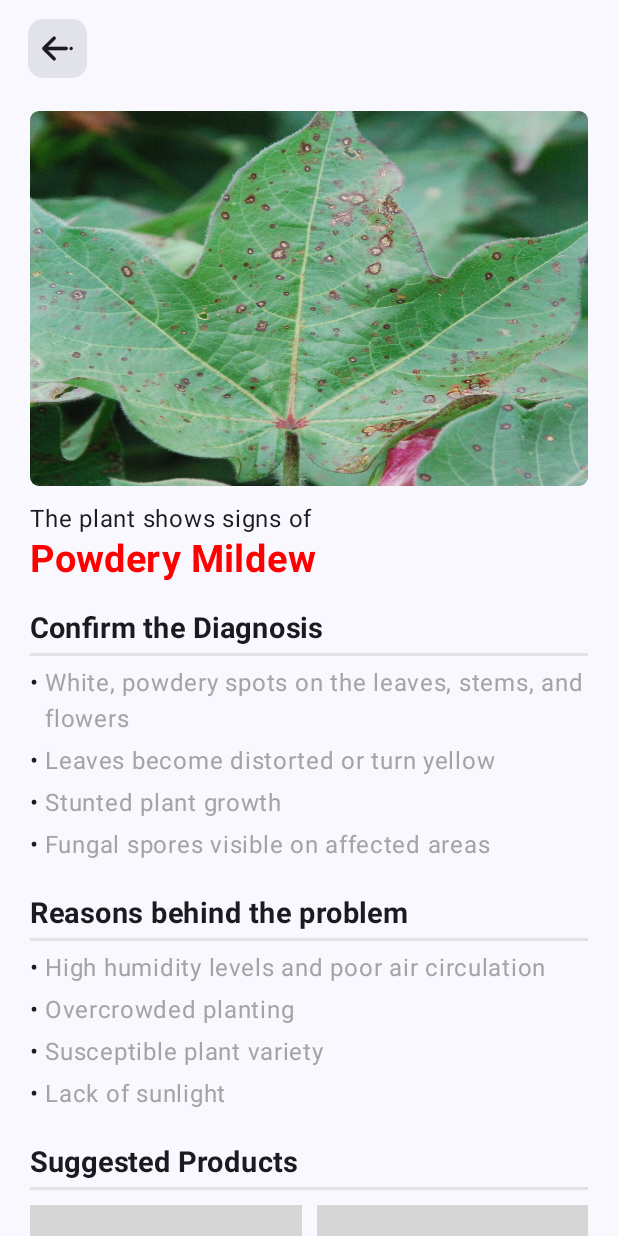
After one commit to Ismail-AD/SmartKisan, an Android app built with Jetpack Compose: the composable DiagnosisResult shown on its own in the app's theme, on a phone screen of 412 x 824 dp. The commit adds this screen. Run offline under Robolectric (Android 15) with nearby library versions, the phone set to English and light mode, and no system bars; 6 statements that could not run were skipped; grey boxes are pictures that could not be loaded.

Commit message:
Initial Commit

```diff
--- /dev/null
+++ b/app/src/main/java/com/appdev/smartkisan/data/DiseaseResult.kt
@@ -0,0 +1,8 @@
+package com.appdev.smartkisan.data
+
+data class DiseaseResult(
+    val diseaseName: String,
+    val diseaseImage: String? = "",
+    val reasons: List<String>,
+    val confirmation: List<String>
+)
--- a/app/src/main/java/com/appdev/smartkisan/ui/MainAppScreens/BaseScreen.kt
+++ b/app/src/main/java/com/appdev/smartkisan/ui/MainAppScreens/BaseScreen.kt
@@ -75,7 +75,7 @@ fun BaseScreen() {
     val hazeState = remember { HazeState() }
 
     val currentRoute = controller.currentBackStackEntryAsState().value?.destination?.route
-    val hideBottomBarRoutes = listOf(Routes.ProductDetailScreen.route)
+    val hideBottomBarRoutes = listOf(Routes.ProductDetailScreen.route, Routes.DiagnosisResult.route)
 
     Scaffold(bottomBar = {
         if (currentRoute !in hideBottomBarRoutes) {
@@ -89,7 +89,8 @@ fun BaseScreen() {
             composable(Routes.HomeScreen.route) { Home() }
             composable(Routes.AccountScreen.route) { Account() }
             composable(Routes.MarketPlace.route) { MarketPlace(controller) }
-            composable(Routes.PlantDisease.route) { PlantDisease() }
+            composable(Routes.PlantDisease.route) { PlantDisease(controller) }
+            composable(Routes.DiagnosisResult.route) { DiagnosisResult(controller) }
             composable(route = Routes.ProductDetailScreen.route) {
                 ProductDetails(controller)
             }
@@ -99,7 +100,7 @@ fun BaseScreen() {
 
 @Composable
 fun GlassmorphicBottomNavigation(hazeState: HazeState, navController: NavHostController) {
-var selectedTabIndex by rememberSaveable { mutableIntStateOf(0) }
+    var selectedTabIndex by rememberSaveable { mutableIntStateOf(0) }
     val isDarkTheme = isSystemInDarkTheme()
     val dayColors = if (isDarkTheme)
         listOf(
--- /dev/null
+++ b/app/src/main/java/com/appdev/smartkisan/ui/MainAppScreens/DiagnosisResult.kt
@@ -0,0 +1,290 @@
+package com.appdev.smartkisan.ui.MainAppScreens
+
+import androidx.compose.foundation.Image
+import androidx.compose.foundation.background
+import androidx.compose.foundation.layout.Arrangement
+import androidx.compose.foundation.layout.Box
+import androidx.compose.foundation.layout.Column
+import androidx.compose.foundation.layout.Row
+import androidx.compose.foundation.layout.fillMaxSize
+import androidx.compose.foundation.layout.fillMaxWidth
+import androidx.compose.foundation.layout.height
+import androidx.compose.foundation.layout.padding
+import androidx.compose.foundation.layout.size
+import androidx.compose.foundation.lazy.LazyColumn
+import androidx.compose.foundation.lazy.grid.GridCells
+import androidx.compose.foundation.lazy.grid.LazyVerticalGrid
+import androidx.compose.foundation.lazy.grid.items
+import androidx.compose.foundation.rememberScrollState
+import androidx.compose.foundation.shape.RoundedCornerShape
+import androidx.compose.foundation.verticalScroll
+import androidx.compose.material3.Card
+import androidx.compose.material3.Divider
+import androidx.compose.material3.ExperimentalMaterial3Api
+import androidx.compose.material3.HorizontalDivider
+import androidx.compose.material3.Icon
+import androidx.compose.material3.MaterialTheme
+import androidx.compose.material3.Scaffold
+import androidx.compose.material3.Text
+import androidx.compose.material3.TopAppBar
+import androidx.compose.runtime.Composable
+import androidx.compose.runtime.getValue
+import androidx.compose.runtime.mutableIntStateOf
+import androidx.compose.runtime.mutableStateOf
+import androidx.compose.runtime.remember
+import androidx.compose.ui.Alignment
+import androidx.compose.ui.Modifier
+import androidx.compose.ui.draw.clip
+import androidx.compose.ui.graphics.Color
+import androidx.compose.ui.layout.ContentScale
+import androidx.compose.ui.res.painterResource
+import androidx.compose.ui.text.font.FontWeight
+import androidx.compose.ui.text.style.TextOverflow
+import androidx.compose.ui.unit.dp
+import androidx.compose.ui.unit.sp
+import androidx.navigation.NavHostController
+import com.appdev.smartkisan.R
+import com.appdev.smartkisan.data.DiseaseResult
+import com.appdev.smartkisan.data.Product
+import com.appdev.smartkisan.ui.OtherComponents.SingleCrop
+import com.appdev.smartkisan.ui.navigation.Routes
+
+@OptIn(ExperimentalMaterial3Api::class)
+@Composable
+fun DiagnosisResult(
+    controller: NavHostController, diseaseResult: DiseaseResult = DiseaseResult(
+        diseaseName = "Powdery Mildew",
+        reasons = listOf(
+            "High humidity levels and poor air circulation",
+            "Overcrowded planting",
+            "Susceptible plant variety",
+            "Lack of sunlight"
+        ), confirmation = listOf(
+            "White, powdery spots on the leaves, stems, and flowers",
+            "Leaves become distorted or turn yellow",
+            "Stunted plant growth",
+            "Fungal spores visible on affected areas"
+        )
+    )
+) {
+    val productList = listOf(
+        Product(
+            5,
+            "Herbal Medicine for Plants",
+            400,
+            350,
+            R.drawable.seeds,
+            4.7f,
+            85,
+            description = "This herbal plant medicine is specially formulated to enhance growth and protect your plants from common diseases. Made from natural ingredients, it boosts plant immunity and encourages healthy development without harsh chemicals. Ideal for organic farming and safe for all types of crops and garden plants.",
+            10.0f, "g"
+        ), Product(
+            5,
+            "Herbal Medicine for Plants",
+            400,
+            350,
+            R.drawable.seeds,
+            4.7f,
+            85,
+            description = "This herbal plant medicine is specially formulated to enhance growth and protect your plants from common diseases. Made from natural ingredients, it boosts plant immunity and encourages healthy development without harsh chemicals. Ideal for organic farming and safe for all types of crops and garden plants.",
+            10.0f, "g"
+        ), Product(
+            5,
+            "Herbal Medicine for Plants",
+            400,
+            350,
+            R.drawable.seeds,
+            4.7f,
+            85,
+            description = "This herbal plant medicine is specially formulated to enhance growth and protect your plants from common diseases. Made from natural ingredients, it boosts plant immunity and encourages healthy development without harsh chemicals. Ideal for organic farming and safe for all types of crops and garden plants.",
+            10.0f, "g"
+        )
+    )
+    val itemsRows by remember {
+        mutableIntStateOf((productList.size + 2 - 1) / 2)
+    }
+    val heightToSet by remember {
+        mutableIntStateOf(itemsRows * 250)
+    }
+
+    Scaffold(topBar = {
+        TopAppBar(title = {}, navigationIcon = {
+            Card(onClick = {
+                controller.navigateUp()
+            }, shape = RoundedCornerShape(10.dp), modifier = Modifier.padding(start = 10.dp)) {
+                Box(modifier = Modifier.padding(8.dp)) {
+                    Icon(
+                        painter = painterResource(id = R.drawable.arrow),
+                        contentDescription = "",
+                        tint = MaterialTheme.colorScheme.onBackground,
+                        modifier = Modifier.size(23.dp)
+                    )
+                }
+            }
+        })
+    }) { paddings ->
+
+        LazyColumn(
+            modifier = Modifier
+                .fillMaxSize()
+                .background(MaterialTheme.colorScheme.background)
+                .padding(paddings)
+        ) {
+            item {
+                // Disease Image
+                Box(
+                    Modifier
+                        .fillMaxWidth()
+                        .padding(horizontal = 20.dp, vertical = 10.dp)
+                        .clip(RoundedCornerShape(6.dp))
+                ) {
+                    Image(
+                        painter = painterResource(id = R.drawable.placeholderdisease),
+                        contentDescription = "Disease Image",
+                        modifier = Modifier
+                            .fillMaxWidth()
+                            .height(250.dp),
+                        contentScale = ContentScale.FillBounds
+                    )
+                }
+            }
+
+            item {
+                // Disease Information
+                Column(
+                    modifier = Modifier
+                        .fillMaxWidth()
+                        .padding(horizontal = 20.dp)
+                ) {
+                    Text(
+                        text = "The plant shows signs of",
+                        fontSize = 16.sp,
+                        color = MaterialTheme.colorScheme.onBackground
+                    )
+                    Text(
+                        text = diseaseResult.diseaseName,
+                        fontSize = 25.sp,
+                        fontWeight = FontWeight.Bold,
+                        color = Color.Red,
+                        maxLines = 1,
+                        overflow = TextOverflow.Ellipsis
+                    )
+                }
+            }
+
+            item {
+                // Confirmation Section
+                Column(
+                    modifier = Modifier
+                        .fillMaxWidth()
+                        .padding(horizontal = 20.dp, vertical = 10.dp)
+                ) {
+                    Text(
+                        text = "Confirm the Diagnosis",
+                        fontSize = 19.sp,
+                        fontWeight = FontWeight.Bold,
+                        color = MaterialTheme.colorScheme.onBackground,
+                        modifier = Modifier.padding(top = 10.dp)
+                    )
+                    HorizontalDivider(
+                        modifier = Modifier.padding(vertical = 4.dp),
+                        thickness = 2.dp,
+                        color = Color.Gray.copy(alpha = 0.2f)
+                    )
+                    diseaseResult.confirmation.forEach { item ->
+                        Row(modifier = Modifier.padding(vertical = 2.dp)) {
+                            Text(
+                                text = "•",
+                                fontSize = 16.sp,
+                                color = MaterialTheme.colorScheme.onBackground
+                            )
+                            Text(
+                                text = item,
+                                fontSize = 16.sp,
+                                color = Color(0xffA4A4A4),
+                                modifier = Modifier.padding(start = 4.dp)
+                            )
+                        }
+                    }
+                }
+            }
+
+            item {
+                // Reasons Section
+                Column(
+                    modifier = Modifier
+                        .fillMaxWidth()
+                        .padding(horizontal = 20.dp)
+                ) {
+                    Text(
+                        text = "Reasons behind the problem",
+                        fontSize = 19.sp,
+                        fontWeight = FontWeight.Bold,
+                        color = MaterialTheme.colorScheme.onBackground,
+                        modifier = Modifier.padding(top = 10.dp)
+                    )
+                    Divider(
+                        color = Color.Gray.copy(alpha = 0.2f),
+                        thickness = 2.dp,
+                        modifier = Modifier.padding(vertical = 4.dp)
+                    )
+                    diseaseResult.reasons.forEach { item ->
+                        Row(modifier = Modifier.padding(vertical = 2.dp)) {
+                            Text(
+                                text = "•",
+                                fontSize = 16.sp,
+                                color = MaterialTheme.colorScheme.onBackground
+                            )
+                            Text(
+                                text = item,
+                                fontSize = 16.sp,
+                                color = Color(0xffA4A4A4),
+                                modifier = Modifier.padding(start = 4.dp)
+                            )
+                        }
+                    }
+                }
+            }
+
+            item {
+                // Products Section Header
+                Column(
+                    modifier = Modifier
+                        .fillMaxWidth()
+                        .padding(horizontal = 20.dp)
+                ) {
+                    Text(
+                        text = "Suggested Products",
+                        fontSize = 19.sp,
+                        fontWeight = FontWeight.Bold,
+                        color = MaterialTheme.colorScheme.onBackground,
+                        modifier = Modifier.padding(top = 20.dp)
+                    )
+                    HorizontalDivider(
+                        modifier = Modifier.padding(vertical = 4.dp),
+                        thickness = 2.dp,
+                        color = Color.Gray.copy(alpha = 0.2f)
+                    )
+                }
+            }
+
+            item {
+                // Products Grid
+                LazyVerticalGrid(
+                    columns = GridCells.Fixed(2),
+                    modifier = Modifier
+                        .height(heightToSet.dp)
+                        .padding(horizontal = 20.dp, vertical = 6.dp),
+                    horizontalArrangement = Arrangement.spacedBy(10.dp),
+                    verticalArrangement = Arrangement.spacedBy(10.dp)
+                ) {
+                    items(productList) { product ->
+                        SingleCrop(product) {
+                            controller.navigate(Routes.ProductDetailScreen.route)
+                        }
+                    }
+                }
+            }
+        }
+    }
+}
--- a/app/src/main/java/com/appdev/smartkisan/ui/MainAppScreens/PlantDisease.kt
+++ b/app/src/main/java/com/appdev/smartkisan/ui/MainAppScreens/PlantDisease.kt
@@ -3,7 +3,6 @@ package com.appdev.smartkisan.ui.MainAppScreens
 import androidx.compose.foundation.BorderStroke
 import androidx.compose.foundation.Image
 import androidx.compose.foundation.background
-import androidx.compose.foundation.clickable
 import androidx.compose.foundation.layout.Arrangement
 import androidx.compose.foundation.layout.Box
 import androidx.compose.foundation.layout.Column
@@ -14,11 +13,9 @@ import androidx.compose.foundation.layout.fillMaxWidth
 import androidx.compose.foundation.layout.height
 import androidx.compose.foundation.layout.padding
 import androidx.compose.foundation.layout.size
-import androidx.compose.material.ripple.rememberRipple
 import androidx.compose.material3.Card
 import androidx.compose.material3.CardDefaults
 import androidx.compose.material3.ExperimentalMaterial3Api
-import androidx.compose.material3.IconButton
 import androidx.compose.material3.MaterialTheme
 import androidx.compose.material3.Scaffold
 import androidx.compose.material3.Text
@@ -28,17 +25,18 @@ import androidx.compose.ui.Alignment
 import androidx.compose.ui.Modifier
 import androidx.compose.ui.draw.shadow
 import androidx.compose.ui.graphics.Color
-import androidx.compose.ui.graphics.vector.ImageVector
 import androidx.compose.ui.res.painterResource
 import androidx.compose.ui.text.font.FontWeight
 import androidx.compose.ui.unit.dp
 import androidx.compose.ui.unit.sp
+import androidx.navigation.NavHostController
 import com.appdev.smartkisan.R
 import com.appdev.smartkisan.ui.OtherComponents.CustomButton
+import com.appdev.smartkisan.ui.navigation.Routes
 
 @OptIn(ExperimentalMaterial3Api::class)
 @Composable
-fun PlantDisease() {
+fun PlantDisease(controller: NavHostController) {
 
     Scaffold(topBar = {
         TopAppBar(title = {
@@ -101,7 +99,9 @@ fun PlantDisease() {
                     icon = R.drawable.importgallery
                 ) {}
                 Spacer(modifier = Modifier.height(20.dp))
-                CustomButton(onClick = { /*TODO*/ }, text = "Diagnose", width = 1f)
+                CustomButton(onClick = {
+                    controller.navigate(Routes.DiagnosisResult.route)
+                }, text = "Diagnose", width = 1f)
             }
         }
     }
--- a/app/src/main/java/com/appdev/smartkisan/ui/OtherComponents/OtpField.kt
+++ b/app/src/main/java/com/appdev/smartkisan/ui/OtherComponents/OtpField.kt
@@ -67,27 +67,22 @@ private fun CharView(
 ) {
     val isFocused = text.length == index
     val char = when {
-        index == text.length -> "0"
-        index > text.length -> ""
-        else -> text[index].toString()
+        index < text.length -> text[index].toString()
+        else -> "" // Show an empty string if no input is present
     }
-    Text(
+    Box(
         modifier = Modifier
-            .width(40.dp)
+            .size(40.dp) // Fixed size for consistent dimensions
             .border(
-                1.dp, when {
-                    isFocused -> Color.DarkGray
-                    else -> Color.LightGray
-                }, RoundedCornerShape(8.dp)
-            )
-            .wrapContentHeight(align = Alignment.CenterVertically),
-        text = char,
-        fontSize = 30.sp,
-        color = if (isFocused) {
-            Color.LightGray
-        } else {
-            Color.DarkGray
-        },
-        textAlign = TextAlign.Center
-    )
+                1.dp, if (isFocused) Color.DarkGray else Color.LightGray, RoundedCornerShape(8.dp)
+            ),
+        contentAlignment = Alignment.Center
+    ) {
+        Text(
+            text = char,
+            fontSize = 30.sp,
+            color = if (isFocused) Color.LightGray else Color.DarkGray,
+            textAlign = TextAlign.Center
+        )
+    }
 }
--- a/app/src/main/java/com/appdev/smartkisan/ui/SignUpProcess/NumberInput.kt
+++ b/app/src/main/java/com/appdev/smartkisan/ui/SignUpProcess/NumberInput.kt
@@ -54,10 +54,17 @@ fun NumberInput(buttonClick: () -> Unit) {
                 verticalArrangement = Arrangement.spacedBy(20.dp),
                 horizontalAlignment = Alignment.CenterHorizontally
             ) {
-                Text(text = "OTP Verification", fontWeight = FontWeight.ExtraBold, fontSize = 23.sp, color = MaterialTheme.colorScheme.onBackground)
+                Text(
+                    text = "OTP Verification",
+                    fontWeight = FontWeight.ExtraBold,
+                    fontSize = 23.sp,
+                    color = MaterialTheme.colorScheme.onBackground
+                )
                 Text(
                     text = "We will send to one-time password to this mobile number",
-                    fontSize = 16.sp, textAlign = TextAlign.Center, color = MaterialTheme.colorScheme.onBackground
+                    fontSize = 16.sp,
+                    textAlign = TextAlign.Center,
+                    color = MaterialTheme.colorScheme.onBackground
                 )
                 TextField(
                     value = number,
@@ -66,18 +73,20 @@ fun NumberInput(buttonClick: () -> Unit) {
                             number = input
                         }
                     },
-                    colors = TextFieldDefaults.textFieldColors(
+                    colors = TextFieldDefaults.colors(
                         focusedIndicatorColor = Color.Transparent,
                         unfocusedIndicatorColor = Color.Transparent,
-                        containerColor = Color(0xFFE4E7EE)
+                        focusedContainerColor = Color(0xFFE4E7EE),
+                        unfocusedContainerColor = Color(0xFFE4E7EE)
                     ),
                     placeholder = {
                         Text(
                             text = "Enter mobile number"
                         )
                     },
-                    keyboardOptions = KeyboardOptions.Default.copy(keyboardType = KeyboardType.Number), modifier = Modifier.fillMaxWidth()
-                , singleLine = true
+                    keyboardOptions = KeyboardOptions.Default.copy(keyboardType = KeyboardType.Number),
+                    modifier = Modifier.fillMaxWidth(),
+                    singleLine = true
                 )
             }
             CustomButton(
--- /dev/null
+++ b/app/src/main/java/com/appdev/smartkisan/ui/SignUpProcess/UserInfo.kt
@@ -0,0 +1 @@
+package com.appdev.smartkisan.ui.SignUpProcess
--- a/app/src/main/java/com/appdev/smartkisan/ui/navigation/Routes.kt
+++ b/app/src/main/java/com/appdev/smartkisan/ui/navigation/Routes.kt
@@ -9,6 +9,8 @@ sealed class Routes(val route:String){
     object AccountScreen: Routes("Account_Screen")
     object MarketPlace: Routes("MarketPlace_Screen")
     object PlantDisease: Routes("PlantDisease_Screen")
+    object DiagnosisResult: Routes("DiagnosisResult_Screen")
+    object UserInfo: Routes("UserInfo_Screen")
     object ChatBotScreen: Routes("ChatBot_Screen")
     object ProductDetailScreen: Routes("ProductDetail_Screen")
     object Main: Routes("Main_Screen")
--- a/build.gradle.kts
+++ b/build.gradle.kts
@@ -1,6 +1,7 @@
 // Top-level build file where you can add configuration options common to all sub-projects/modules.
 plugins {
-    id("com.android.application") version "8.1.1" apply false
-    id("org.jetbrains.kotlin.android") version "1.8.10" apply false
+    id("com.android.application") version "8.6.1" apply false
+    id("org.jetbrains.kotlin.android") version "2.0.0" apply false
+    id("org.jetbrains.kotlin.plugin.compose") version "2.0.0" apply false
 
 }
```
Also changed, not shown: app/build.gradle.kts (+8 -7 lines), gradle/wrapper/gradle-wrapper.properties.
